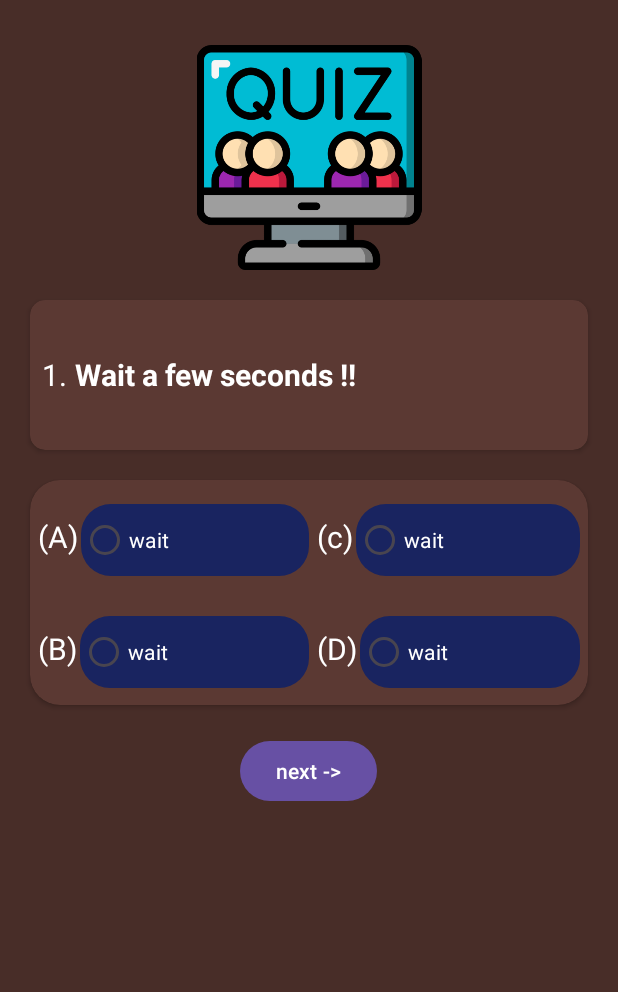
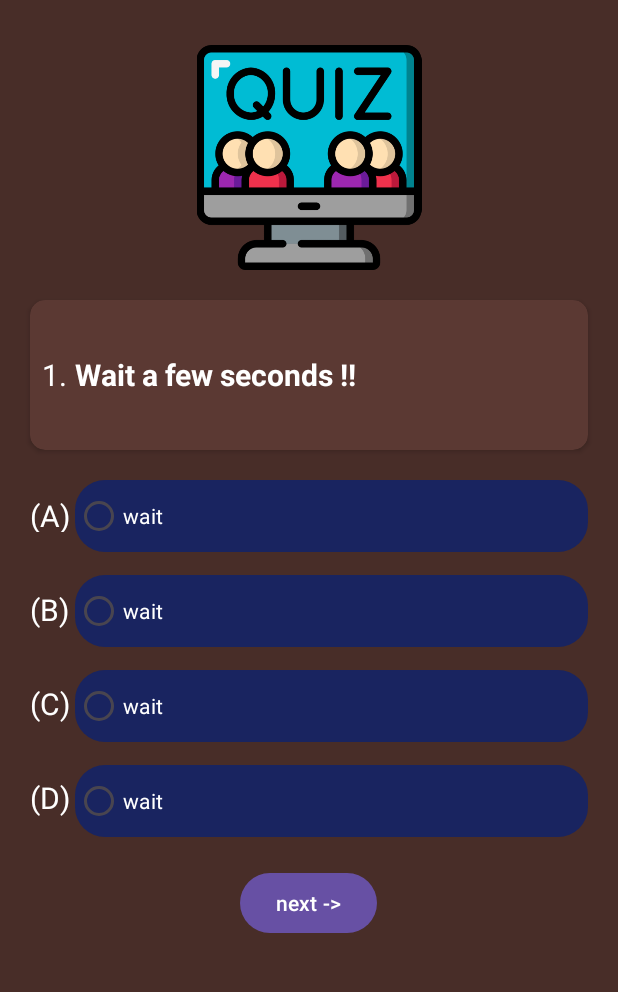
Before and after one commit to rajkishorbgp/Quiz-App, an Android app: the layout activity_main.xml on its own in the app's theme, with its tools: preview values and no code run, on a phone screen of 412 x 824 dp, the part 96-1088 px from its top. Run offline under Robolectric (Android 15) with nearby library versions, the phone set to English and light mode, and no system bars.

Commit message:
Quiz app

```diff
--- a/app/src/main/java/com/rajkishorbgp/quizapp/MainActivity.kt
+++ b/app/src/main/java/com/rajkishorbgp/quizapp/MainActivity.kt
@@ -54,46 +54,29 @@ class MainActivity : AppCompatActivity() {
             }
         }
 
-        binding.optionsRadioGroup.setOnCheckedChangeListener { group, checkedId ->
-            when (checkedId) {
-                0 -> {
-                    Toast.makeText(this,"A",Toast.LENGTH_SHORT).show()
-                }
-                1 -> {
-                    Toast.makeText(this,"B",Toast.LENGTH_SHORT).show()
-                }
-                2 -> {
-                    android.widget.Toast.makeText(this,"C", android.widget.Toast.LENGTH_SHORT).show()
-                }
-                3 -> {
-                    Toast.makeText(this,"D",Toast.LENGTH_SHORT).show()
-                }
+        binding.optionA.setOnClickListener{
+            binding.optionA.text.toString().let { answer ->
+                countScore(answer)
             }
         }
 
-//        binding.optionA.setOnClickListener{
-//            binding.optionA.text.toString().let { answer ->
-//                countScore(answer)
-//            }
-//        }
-//
-//        binding.optionB.setOnClickListener{
-//            binding.optionB.text.toString().let { answer ->
-//                countScore(answer)
-//            }
-//        }
-//
-//        binding.optionC.setOnClickListener{
-//            binding.optionC.text.toString().let { answer ->
-//                countScore(answer)
-//            }
-//        }
-//
-//        binding.optionD.setOnClickListener{
-//            binding.optionD.text.toString().let { answer ->
-//                countScore(answer)
-//            }
-//        }
+        binding.optionB.setOnClickListener{
+            binding.optionB.text.toString().let { answer ->
+                countScore(answer)
+            }
+        }
+
+        binding.optionC.setOnClickListener{
+            binding.optionC.text.toString().let { answer ->
+                countScore(answer)
+            }
+        }
+
+        binding.optionD.setOnClickListener{
+            binding.optionD.text.toString().let { answer ->
+                countScore(answer)
+            }
+        }
 
         binding.next.setOnClickListener {
             count++
--- a/app/src/main/res/layout/activity_main.xml
+++ b/app/src/main/res/layout/activity_main.xml
@@ -47,7 +47,6 @@
                 android:gravity="center_vertical"
                 android:textColor="@color/white"
                 android:textSize="20sp" />
-
             <TextView
                 android:id="@+id/question"
                 android:layout_width="match_parent"
@@ -59,152 +58,118 @@
                 android:layout_marginEnd="5dp"
                 android:textSize="20sp"
                 android:text="Wait a few seconds !!" />
-
         </LinearLayout>
 
     </androidx.cardview.widget.CardView>
 
-    <androidx.cardview.widget.CardView
+    <LinearLayout
         android:layout_width="match_parent"
-        android:layout_height="150dp"
-        app:cardCornerRadius="20dp"
-        app:cardBackgroundColor="#5B3933"
-        android:layout_margin="20dp">
+        android:layout_height="wrap_content"
+        android:layout_margin="20dp"
+        android:orientation="horizontal">
+
+        <LinearLayout
+            android:layout_width="60dp"
+            android:layout_height="match_parent"
+            android:orientation="vertical"
+            android:layout_marginTop="10dp"
+            android:layout_weight="1">
+
+            <TextView
+                android:layout_width="match_parent"
+                android:layout_height="0dp"
+                android:text="@string/a"
+                android:textColor="@color/white"
+                android:textSize="20sp"
+                android:layout_weight="1"
+                tools:ignore="NestedWeights" />
+            <TextView
+                android:layout_width="wrap_content"
+                android:layout_height="wrap_content"
+                android:text="@string/b"
+                android:textColor="@color/white"
+                android:layout_marginTop="25dp"
+                android:textSize="20sp"
+                android:gravity="center_vertical"
+                android:layout_weight="1" />
+            <TextView
+                android:layout_width="wrap_content"
+                android:layout_height="wrap_content"
+                android:text="@string/c"
+                android:textColor="@color/white"
+                android:textSize="20sp"
+                android:layout_marginTop="10dp"
+                android:gravity="center_vertical"
+                android:layout_weight="1" />
+            <TextView
+                android:layout_width="wrap_content"
+                android:layout_height="wrap_content"
+                android:text="@string/d"
+                android:textColor="@color/white"
+                android:textSize="20sp"
+                android:layout_marginTop="10dp"
+                android:gravity="center_vertical"
+                android:layout_weight="1" />
+
+        </LinearLayout>
+
+        <LinearLayout
+            android:layout_width="match_parent"
+            android:layout_height="wrap_content"
+            android:layout_weight="1"
+            android:orientation="vertical">
 
             <RadioGroup
                 android:id="@+id/optionsRadioGroup"
                 android:layout_width="match_parent"
-            android:layout_height="match_parent"
-            android:orientation="vertical">
+                android:layout_height="wrap_content"
+                android:orientation="vertical"
+                tools:ignore="UselessParent">
 
-            <LinearLayout
+                <RadioButton
+                    android:id="@+id/optionA"
                     android:layout_width="match_parent"
                     android:layout_height="match_parent"
-                android:orientation="vertical">
+                    android:textColor="@color/white"
+                    android:text="wait"
+                    android:background="@drawable/rounded_button"/>
 
-                <LinearLayout
+                <RadioButton
+                    android:id="@+id/optionB"
                     android:layout_width="match_parent"
                     android:layout_height="match_parent"
-                    android:layout_weight="1"
-                    android:orientation="horizontal">
+                    android:layout_marginTop="15dp"
+                    android:textColor="@color/white"
+                    android:text="wait"
+                    android:background="@drawable/rounded_button" />
 
-                    <LinearLayout
+                <RadioButton
+                    android:id="@+id/optionC"
                     android:layout_width="match_parent"
                     android:layout_height="match_parent"
-                        android:orientation="horizontal"
-                        android:layout_weight="1">
-
-                        <TextView
-                            android:layout_width="wrap_content"
-                            android:layout_height="match_parent"
-                            android:text="(A)"
+                    android:layout_marginTop="15dp"
+                    android:text="wait"
                     android:textColor="@color/white"
-                            android:textSize="20sp"
-                            android:gravity="center_vertical"
-                            android:layout_marginStart="5dp"/>
+                    android:background="@drawable/rounded_button"/>
 
                 <RadioButton
-                            android:id="@+id/option_a"
+                    android:id="@+id/optionD"
                     android:layout_width="match_parent"
-                            android:layout_height="wrap_content"
+                    android:layout_height="match_parent"
+                    android:layout_marginTop="15dp"
+                    android:text="wait"
                     android:textColor="@color/white"
-                            android:text="wait"
-                            android:layout_marginStart="2dp"
-                            android:background="@drawable/rounded_button"/>
+                    android:background="@drawable/rounded_button" />
+
+            </RadioGroup>
 
         </LinearLayout>
-                    <LinearLayout
-                        android:layout_width="match_parent"
-                        android:layout_height="match_parent"
-                        android:orientation="horizontal"
-                        android:layout_weight="1">
-                        <TextView
-                            android:layout_width="wrap_content"
-                            android:layout_height="match_parent"
-                            android:text="(c)"
-                            android:textColor="@color/white"
-                            android:textSize="20sp"
-                            android:gravity="center_vertical"
-                            android:layout_marginStart="5dp"/>
 
-                        <RadioButton
-                            android:id="@+id/option_c"
-                            android:layout_width="match_parent"
-                            android:layout_height="wrap_content"
-                            android:textColor="@color/white"
-                            android:text="wait"
-                            android:layout_marginStart="2dp"
-                            android:layout_marginEnd="5dp"
-                            android:background="@drawable/rounded_button"/>
-                    </LinearLayout>
-                </LinearLayout>
 
-                <LinearLayout
-                    android:layout_width="match_parent"
-                    android:layout_height="match_parent"
-                    android:layout_weight="1"
-                    android:orientation="horizontal">
 
-                    <LinearLayout
-                        android:layout_width="match_parent"
-                        android:layout_height="match_parent"
-                        android:orientation="horizontal"
-                        android:layout_weight="1">
-
-                        <TextView
-                            android:layout_width="wrap_content"
-                            android:layout_height="match_parent"
-                            android:text="(B)"
-                            android:textColor="@color/white"
-                            android:textSize="20sp"
-                            android:gravity="center_vertical"
-                            android:layout_marginStart="5dp"/>
-
-                        <RadioButton
-                            android:id="@+id/option_b"
-                            android:layout_width="match_parent"
-                            android:layout_height="wrap_content"
-                            android:textColor="@color/white"
-                            android:text="wait"
-                            android:layout_marginStart="2dp"
-                            android:background="@drawable/rounded_button"/>
 
 
     </LinearLayout>
-                    <LinearLayout
-                        android:layout_width="match_parent"
-                        android:layout_height="match_parent"
-                        android:orientation="horizontal"
-                        android:layout_weight="1">
-                        <TextView
-                            android:layout_width="wrap_content"
-                            android:layout_height="match_parent"
-                            android:text="(D)"
-                            android:textColor="@color/white"
-                            android:textSize="20sp"
-                            android:gravity="center_vertical"
-                            android:layout_marginStart="5dp"/>
-
-                        <RadioButton
-                            android:id="@+id/option_d"
-                            android:layout_width="match_parent"
-                            android:layout_height="wrap_content"
-                            android:textColor="@color/white"
-                            android:text="wait"
-                            android:layout_marginEnd="5dp"
-                            android:layout_marginStart="2dp"
-                            android:background="@drawable/rounded_button"/>
-
-                    </LinearLayout>
-
-                </LinearLayout>
-
-            </LinearLayout>
-        </RadioGroup>
-
-
-
-    </androidx.cardview.widget.CardView>
 
 
     <Button
@@ -214,5 +179,4 @@
         android:text="@string/next"
         android:layout_gravity="center"/>
 
-
 </LinearLayout>
--- a/app/src/main/res/values/strings.xml
+++ b/app/src/main/res/values/strings.xml
@@ -5,4 +5,8 @@
     <string name="to">to</string>
     <string name="quiz_app">Quiz App</string>
     <string name="next">next -></string>
+    <string name="a">(A)</string>
+    <string name="b">(B)</string>
+    <string name="c">(C)</string>
+    <string name="d">(D)</string>
 </resources>
```
Lines whose indentation alone changed are shown as unchanged.
